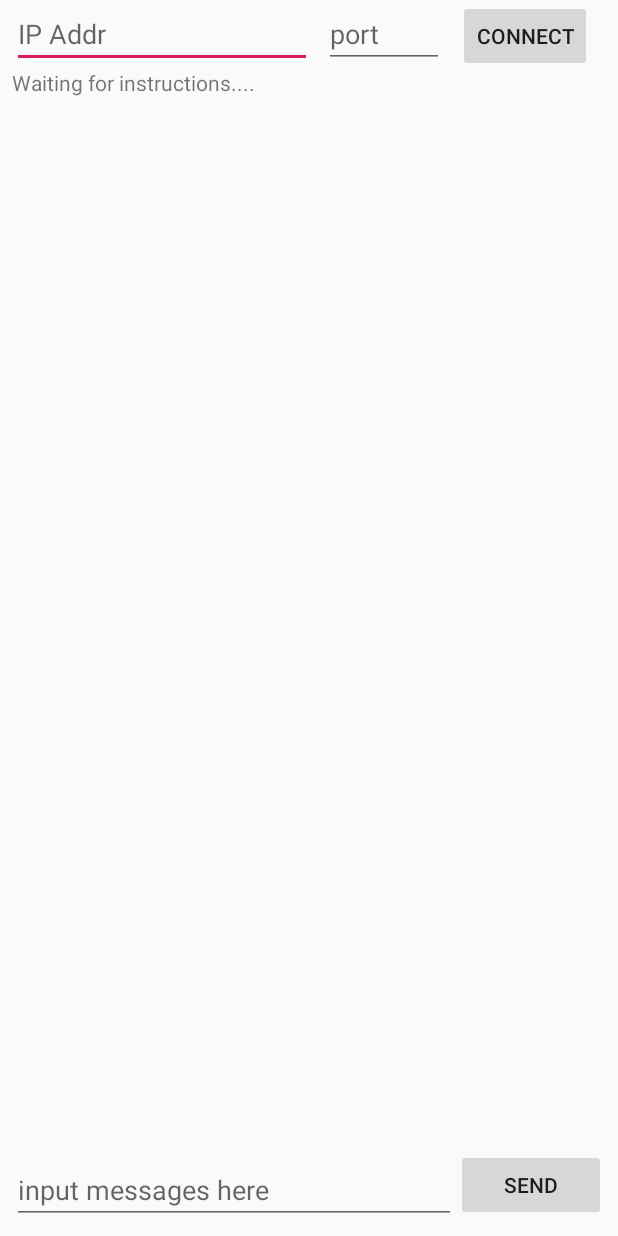
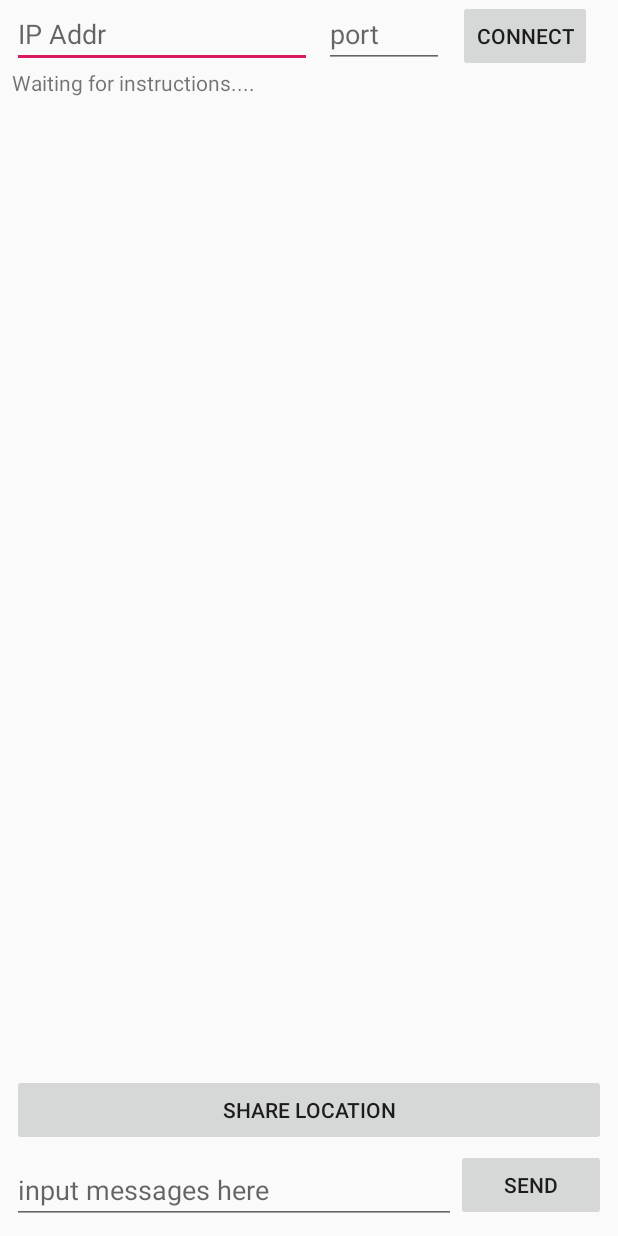
Before and after one commit to DuskPiper/ProjJieyang-WiFi-Chat-Room, an Android app: the layout activity_chat.xml on its own in the app's theme, with its tools: preview values and no code run, on a phone screen of 412 x 824 dp. Run offline under Robolectric (Android 15) with nearby library versions, the phone set to English and light mode, and no system bars.

Commit message:
send location into chatroom

```diff
--- a/Android/app/src/main/AndroidManifest.xml
+++ b/Android/app/src/main/AndroidManifest.xml
@@ -23,4 +23,6 @@
     <uses-permission android:name="android.permission.ACCESS_NETWORK_STATE"/>
     <uses-permission android:name="android.permission.FLASHLIGHT"/>
     <uses-permission android:name="android.permission.VIBRATE"/>
+    <uses-permission android:name="android.permission.ACCESS_FINE_LOCATION"/>
+    <uses-permission android:name="android.permission.ACCESS_COARSE_LOCATION"/>
 </manifest>
--- a/Android/app/src/main/res/layout/activity_chat.xml
+++ b/Android/app/src/main/res/layout/activity_chat.xml
@@ -91,4 +91,16 @@
         app:layout_constraintStart_toStartOf="parent"
         app:layout_constraintTop_toTopOf="parent" />
 
+    <Button
+        android:id="@+id/send_location_button"
+        android:layout_width="match_parent"
+        android:layout_height="wrap_content"
+        android:layout_marginStart="8dp"
+        android:layout_marginEnd="8dp"
+        android:layout_marginBottom="60dp"
+        android:text="SHARE LOCATION"
+        app:layout_constraintBottom_toBottomOf="parent"
+        app:layout_constraintEnd_toEndOf="parent"
+        app:layout_constraintStart_toStartOf="parent" />
+
 </android.support.constraint.ConstraintLayout>
```
Also changed, not shown: Android/app/src/main/java/com/example/duskpiper/projjieyang_wifi_chatroom/ChatActivity.java (+60 -0 lines).
